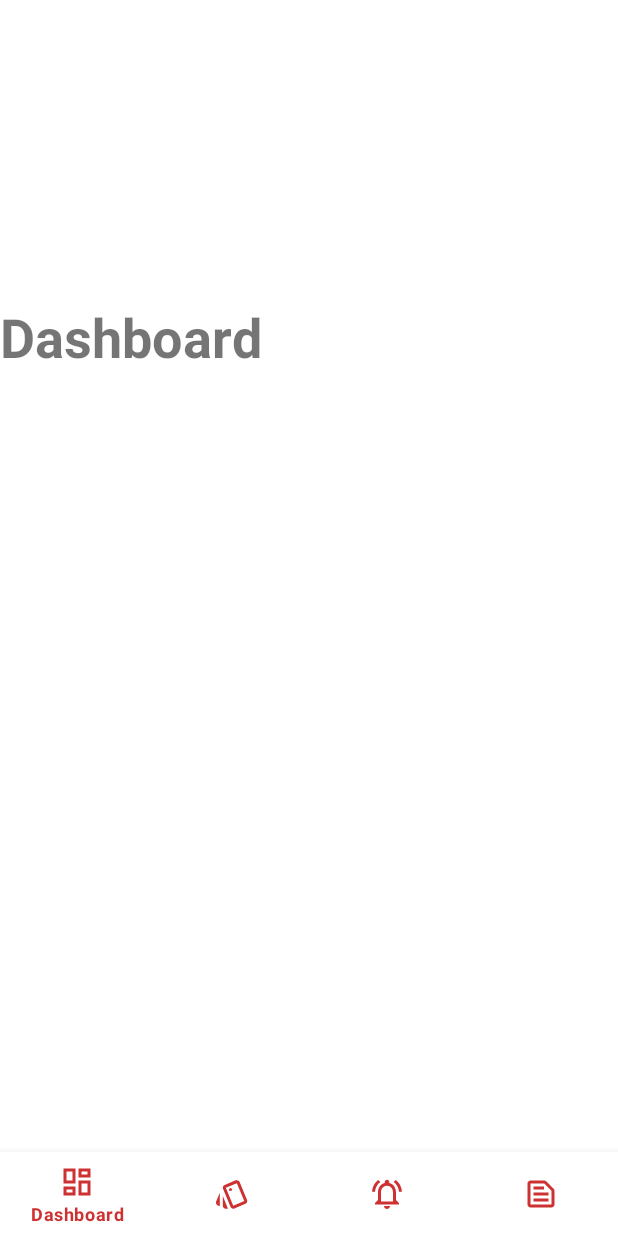
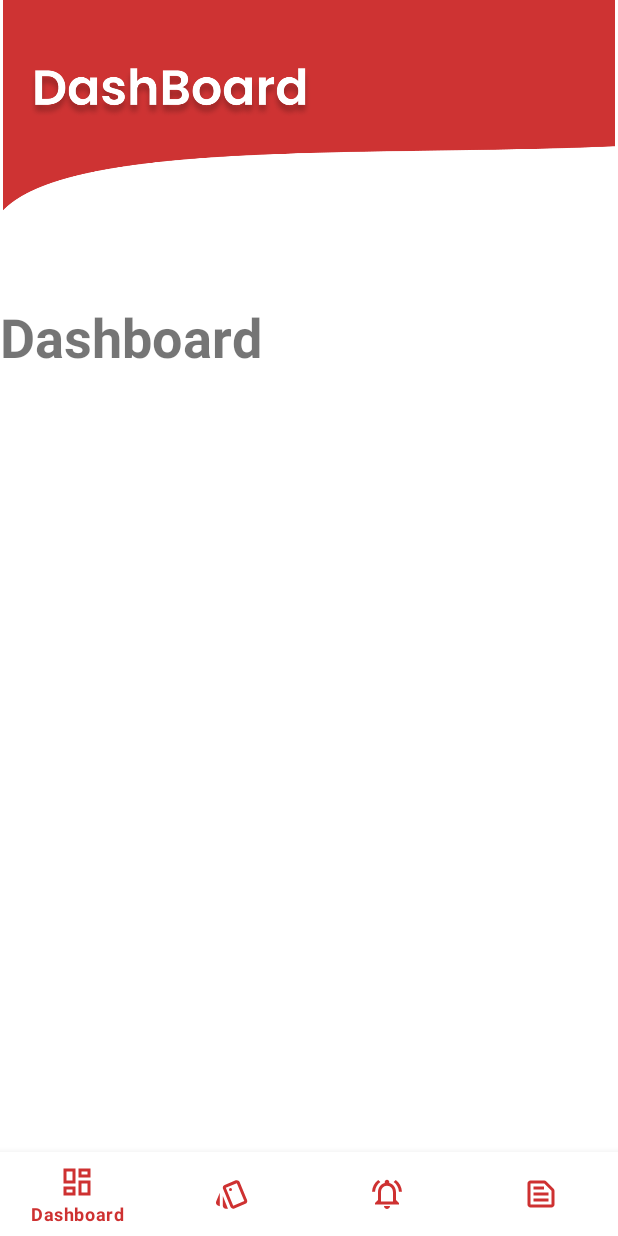
Before and after one commit to KaranRajpara1/GearUp, an Android app: the DashboardFragment screen opened directly, with no data from a screen before it, on a phone screen of 412 x 824 dp. Run offline under Robolectric (Android 15) with nearby library versions, the phone set to English and light mode, and no system bars.

Commit message:
Dashboard Designed

```diff
--- a/app/src/main/res/layout/fragment_dashboard.xml
+++ b/app/src/main/res/layout/fragment_dashboard.xml
@@ -1,5 +1,5 @@
 <?xml version="1.0" encoding="utf-8"?>
-<androidx.constraintlayout.widget.ConstraintLayout xmlns:android="http://schemas.android.com/apk/res/android"
+<RelativeLayout xmlns:android="http://schemas.android.com/apk/res/android"
     xmlns:tools="http://schemas.android.com/tools"
     android:layout_width="match_parent"
     android:layout_height="match_parent"
@@ -19,5 +19,9 @@
         app:layout_constraintLeft_toLeftOf="parent"
         app:layout_constraintLeft_toRightOf="parent"
         />
+    <ImageView
+        android:layout_width="550dp"
+        android:layout_height="160dp"
+        android:src="@drawable/student_dashboard"/>
 
-</androidx.constraintlayout.widget.ConstraintLayout>
+</RelativeLayout>
```
